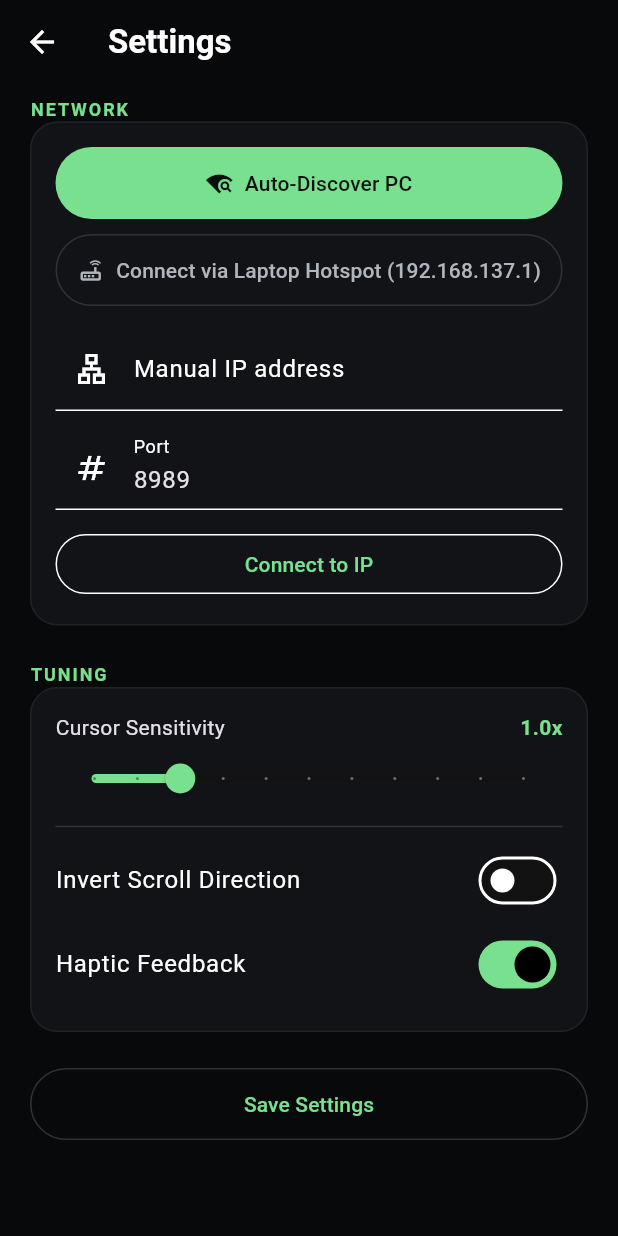
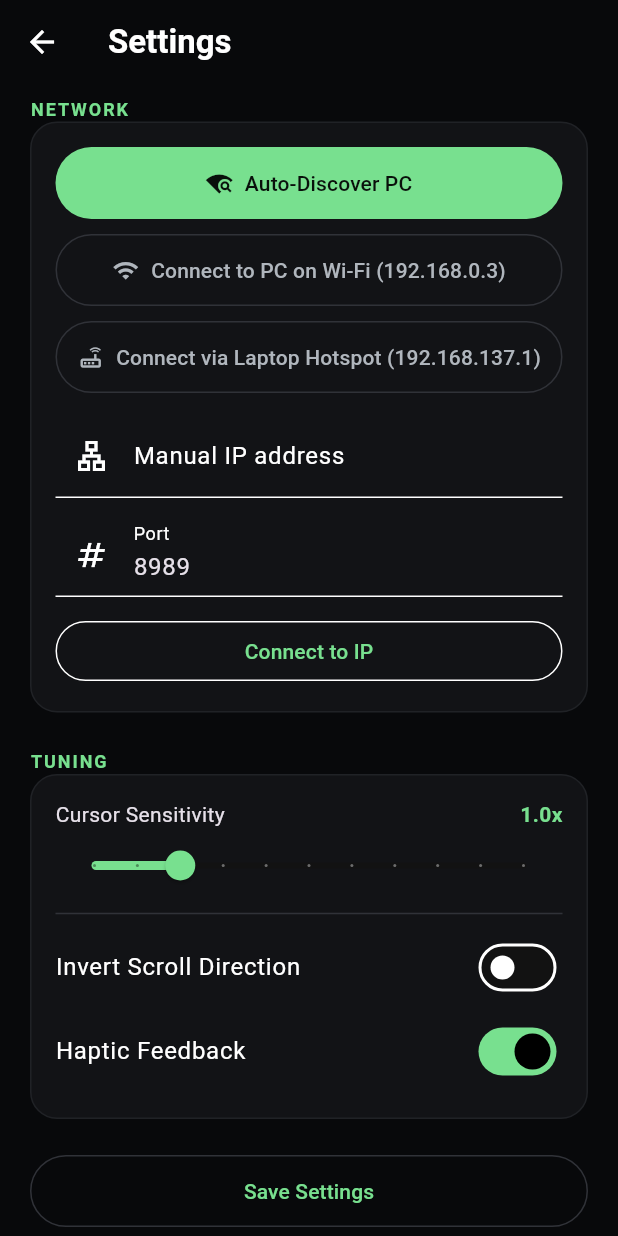
Before and after one commit to abhi963007/Aeropad, a Flutter app: the screen it shows after launch, after a tap on the "settings" icon, on a phone screen of 412 x 824 dp. Run offline on Flutter 3.47's test engine with Material 3 defaults, Android fonts, the phone set to English and light mode, and no system bars.

Commit message:
feat: simplify top header to clean status beacon, add multi-subnet Wi-Fi discovery

```diff
--- a/lib/main.dart
+++ b/lib/main.dart
@@ -36,12 +36,6 @@ class NetworkMouseClient {
   final _status = StreamController<NetworkStatus>.broadcast();
   final _pcs = StreamController<List<DiscoveredPc>>.broadcast();
   DiscoveredPc? _connected;
-  static const _probeAddresses = <String>[
-    '192.168.137.1',
-    '192.168.43.1',
-    '127.0.0.1',
-    '255.255.255.255',
-  ];
 
   Stream<NetworkStatus> get statuses => _status.stream;
   Stream<List<DiscoveredPc>> get discoveries => _pcs.stream;
@@ -70,14 +64,52 @@ class NetworkMouseClient {
   Future<void> discover() async {
     await startIfNeeded();
     final payload = utf8.encode(jsonEncode({'type': 'AEROPAD_DISCOVERY'}));
-    for (final address in _probeAddresses) {
+    final targets = <String>{
+      '255.255.255.255',
+      '192.168.137.1',
+      '192.168.137.255',
+      '192.168.43.1',
+      '192.168.43.255',
+      '192.168.0.255',
+      '192.168.0.3',
+      '192.168.1.255',
+      '192.168.29.255',
+      '192.168.31.255',
+      '127.0.0.1',
+    };
+
+    try {
+      final interfaces = await NetworkInterface.list(
+        type: InternetAddressType.IPv4,
+        includeLinkLocal: false,
+      );
+      for (final iface in interfaces) {
+        for (final addr in iface.addresses) {
+          final ip = addr.address;
+          if (ip.startsWith('127.')) continue;
+          final parts = ip.split('.');
+          if (parts.length == 4) {
+            final subnet = '${parts[0]}.${parts[1]}.${parts[2]}';
+            targets.add('$subnet.255');
+            targets.add('$subnet.1');
+            for (var i = 2; i <= 25; i++) {
+              targets.add('$subnet.$i');
+            }
+          }
+        }
+      }
+    } catch (_) {}
+
+    for (final address in targets) {
       try {
         _socket!.send(payload, InternetAddress(address), discoveryPort);
       } on SocketException {
-        // A gateway may not exist on the current network; continue probing.
+        // Continue probing other targets
       }
     }
-    _status.add(const NetworkStatus(NetworkState.searching));
+    if (_connected == null) {
+      _status.add(const NetworkStatus(NetworkState.searching));
+    }
   }
 
   Future<void> startIfNeeded() async {
@@ -174,7 +206,6 @@ class _TrackpadPageState extends State<TrackpadPage> {
   final Map<int, Offset> _pointers = {};
   StreamSubscription<NetworkStatus>? _statusSubscription;
   NetworkState _state = NetworkState.searching;
-  String _deviceName = '';
   String _address = '';
   double _sensitivity = 1;
   bool _invertScroll = false;
@@ -195,7 +226,6 @@ class _TrackpadPageState extends State<TrackpadPage> {
       if (!mounted) return;
       setState(() {
         _state = status.state;
-        _deviceName = status.name;
         _address = status.address;
       });
     });
@@ -209,11 +239,10 @@ class _TrackpadPageState extends State<TrackpadPage> {
     super.dispose();
   }
 
-  String get _status => switch (_state) {
-    NetworkState.connected =>
-      'Connected: ${_deviceName.isEmpty ? (_address.isEmpty ? "Windows PC" : _address) : _deviceName}',
-    NetworkState.searching => 'Searching for PC on Wi-Fi...',
-    NetworkState.disconnected => 'Disconnected (Tap to search)',
+  Color get _indicatorColor => switch (_state) {
+    NetworkState.connected => const Color(0xff2ecc71),
+    NetworkState.searching => const Color(0xffffc857),
+    NetworkState.disconnected => const Color(0xffff5252),
   };
 
   int _accelerate(double value) {
@@ -366,57 +395,45 @@ class _TrackpadPageState extends State<TrackpadPage> {
           children: [
             Row(
               children: [
-                const Text(
-                  'AeroPad',
-                  style: TextStyle(
-                    fontSize: 24,
-                    fontWeight: FontWeight.bold,
-                    color: Colors.white,
-                  ),
-                ),
-                const Spacer(),
                 GestureDetector(
                   onTap: () {
                     if (_state == NetworkState.disconnected) {
                       _network.discover();
+                    } else {
+                      _openSettings();
                     }
-                    _openSettings();
                   },
-                  child: Row(
-                    children: [
-                      Container(
-                        width: 9,
-                        height: 9,
+                  child: Container(
+                    width: 32,
+                    height: 32,
+                    decoration: BoxDecoration(
+                      color: const Color(0xff121316),
+                      shape: BoxShape.circle,
+                      border: Border.all(
+                        color: const Color(0xff202226),
+                        width: 1,
+                      ),
+                    ),
+                    child: Center(
+                      child: Container(
+                        width: 10,
+                        height: 10,
                         decoration: BoxDecoration(
-                          color: _state == NetworkState.connected
-                              ? const Color(0xff2ecc71)
-                              : _state == NetworkState.searching
-                              ? const Color(0xffffc857)
-                              : const Color(0xff8d939b),
+                          color: _indicatorColor,
                           shape: BoxShape.circle,
-                          boxShadow: _state == NetworkState.connected
-                              ? const [
-                                  BoxShadow(
-                                    color: Color(0x882ecc71),
-                                    blurRadius: 6,
-                                    spreadRadius: 1,
-                                  ),
-                                ]
-                              : null,
+                          boxShadow: [
+                            BoxShadow(
+                              color: _indicatorColor.withValues(alpha: 0.6),
+                              blurRadius: 8,
+                              spreadRadius: 2,
+                            ),
+                          ],
                         ),
                       ),
-                      const SizedBox(width: 8),
-                      Text(
-                        _status,
-                        style: const TextStyle(
-                          color: Color(0xffa0a5ad),
-                          fontSize: 13,
-                        ),
-                      ),
-                    ],
+                    ),
                   ),
                 ),
-                const SizedBox(width: 6),
+                const Spacer(),
                 IconButton(
                   onPressed: _openSettings,
                   icon: const Icon(
@@ -575,6 +592,18 @@ class _SettingsPageState extends State<SettingsPage> {
                 style: FilledButton.styleFrom(
                   backgroundColor: const Color(0xff78e08f),
                   foregroundColor: const Color(0xff09100b),
+                  padding: const EdgeInsets.symmetric(vertical: 14),
+                ),
+              ),
+              const SizedBox(height: 10),
+              OutlinedButton.icon(
+                onPressed: () =>
+                    widget.network.connectManual('192.168.0.3', 8989),
+                icon: const Icon(Icons.wifi),
+                label: const Text('Connect to PC on Wi-Fi (192.168.0.3)'),
+                style: OutlinedButton.styleFrom(
+                  foregroundColor: const Color(0xffb0b6bd),
+                  side: const BorderSide(color: Color(0xff303238)),
                   padding: const EdgeInsets.symmetric(vertical: 14),
                 ),
               ),
```
Also changed, not shown: 2 other files.
